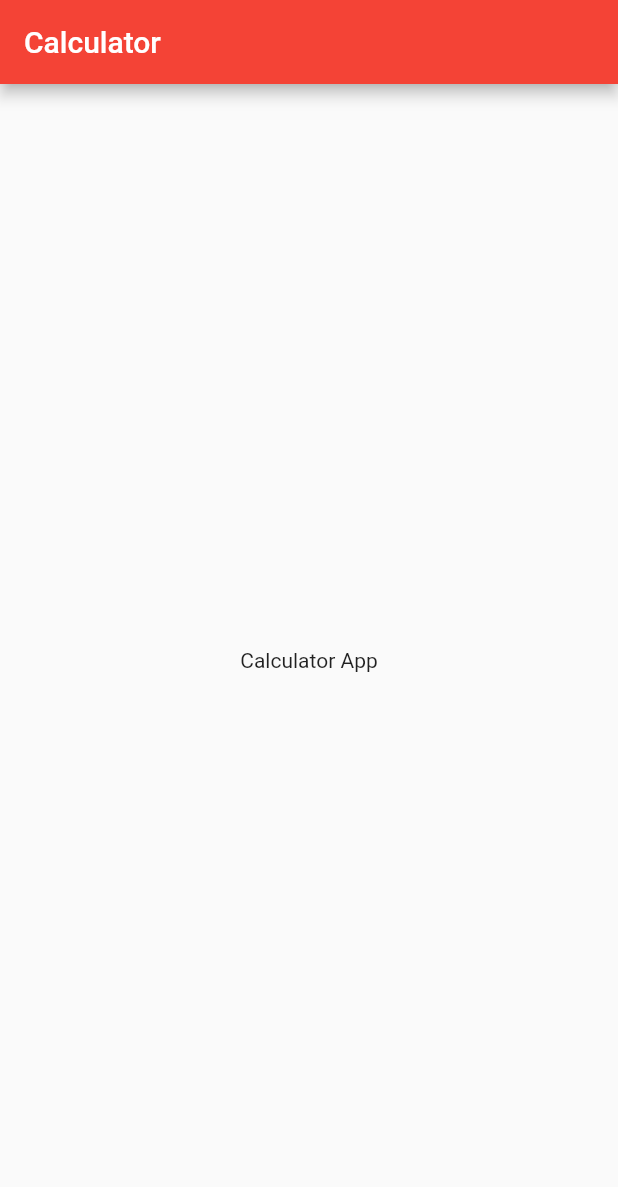
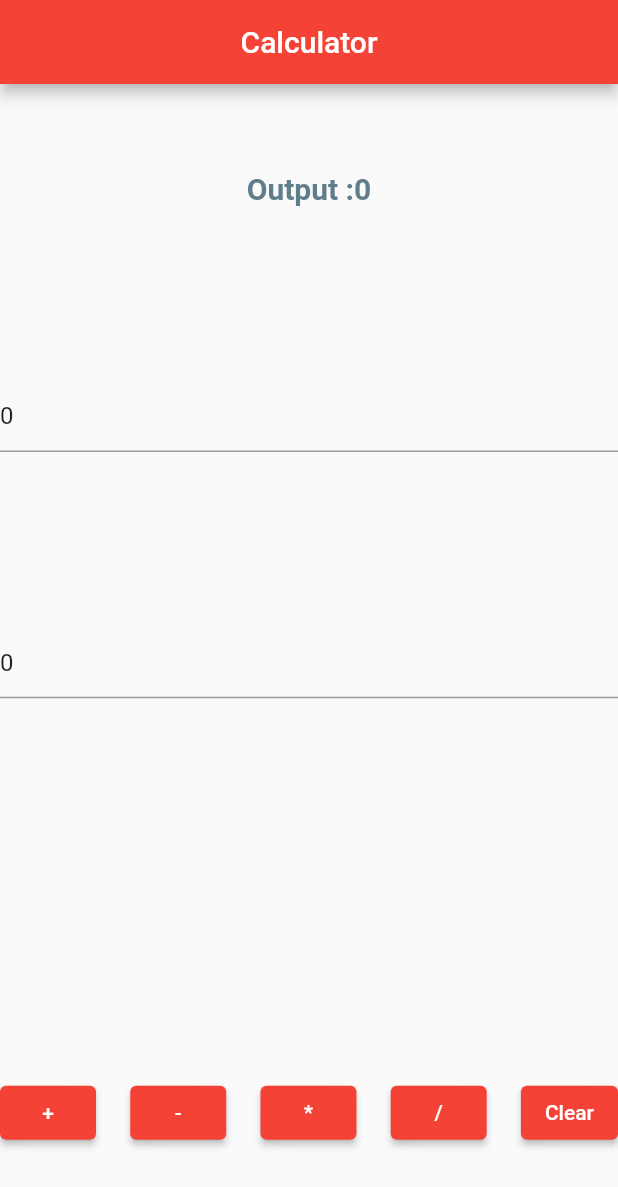
Before and after one commit to Xcheche/Calculator, a Flutter app: the screen it shows after launch, on a phone screen of 412 x 824 dp. Shown: the top 1187 px of the screen. Run offline on Flutter 3.47's test engine with Material 2 defaults, Android fonts, the phone set to English and light mode, and no system bars.

Commit message:
in progress

```diff
--- a/lib/home_page.dart
+++ b/lib/home_page.dart
@@ -8,16 +8,118 @@ class HomePage extends StatefulWidget {
 }
 
 class _HomePageState extends State<HomePage> {
+  var num1 = 0, num2 = 0, sum = 0;
+
+  final TextEditingController t1 = TextEditingController(text: '0');
+  final TextEditingController t2 = TextEditingController(text: '0');
+
+  void doAddition() {
+    setState(() {
+      num1 = int.parse(t1.text);
+      num2 = int.parse(t2.text);
+
+      sum = num1 + num2;
+    });
+  }
+
+  void doSub() {
+    setState(() {
+      num1 = int.parse(t1.text);
+      num2 = int.parse(t2.text);
+
+      sum = num1 - num2;
+    });
+  }
+
+  void doMult() {
+    setState(() {
+      num1 = int.parse(t1.text);
+      num2 = int.parse(t2.text);
+
+      sum = num1 * num2;
+    });
+  }
+
+  void doDiv() {
+    setState(() {
+      num1 = int.parse(t1.text);
+      num2 = int.parse(t2.text);
+
+      sum = num1 ~/ num2;
+    });
+  }
+
+  void doClear() {
+    setState(() {
+      t1.text = '0';
+      t2.text = '0';
+    });
+  }
+
   @override
   Widget build(BuildContext context) {
     return Scaffold(
       appBar: AppBar(
         title: const Text('Calculator'),
+        centerTitle: true,
       ),
-      body: Container(
-        child: const Center(
-          child: Text('Calculator App'),
-        ),
+      body: Column(
+        mainAxisAlignment: MainAxisAlignment.spaceAround,
+        children: [
+          Text(
+            'Output :$sum',
+            style: const TextStyle(
+                fontSize: 20,
+                fontWeight: FontWeight.bold,
+                color: Colors.blueGrey),
+          ),
+          TextField(
+            keyboardType: TextInputType.number,
+            decoration: const InputDecoration(
+              hintText: 'Enter Number 1',
+            ),
+            controller: t1,
+          ),
+          TextField(
+            keyboardType: TextInputType.number,
+            decoration: const InputDecoration(
+              hintText: 'Enter Number 2',
+            ),
+            controller: t2,
+          ),
+          const Padding(
+            padding: EdgeInsets.only(top: 20.0),
+          ),
+          Row(
+            mainAxisAlignment: MainAxisAlignment.spaceBetween,
+            children: [
+              ElevatedButton(
+                onPressed: doAddition,
+                child: const Text('+'),
+              ),
+              ElevatedButton(
+                onPressed: doSub,
+                child: const Text('-'),
+              ),
+              ElevatedButton(
+                onPressed: doMult,
+                child: const Text('*'),
+              ),
+              ElevatedButton(
+                onPressed: doDiv,
+                child: const Text('/'),
+              ),
+              Row(
+                children: [
+                  ElevatedButton(
+                    onPressed: doClear,
+                    child: const Text('Clear'),
+                  )
+                ],
+              )
+            ],
+          )
+        ],
       ),
     );
   }
--- a/lib/main.dart
+++ b/lib/main.dart
@@ -11,6 +11,7 @@ class MyApp extends StatelessWidget {
   @override
   Widget build(BuildContext context) {
     return MaterialApp(
+      debugShowCheckedModeBanner: false,
       title: 'Calculator App',
       theme: ThemeData(primarySwatch: Colors.red),
       home: const HomePage(),
```
